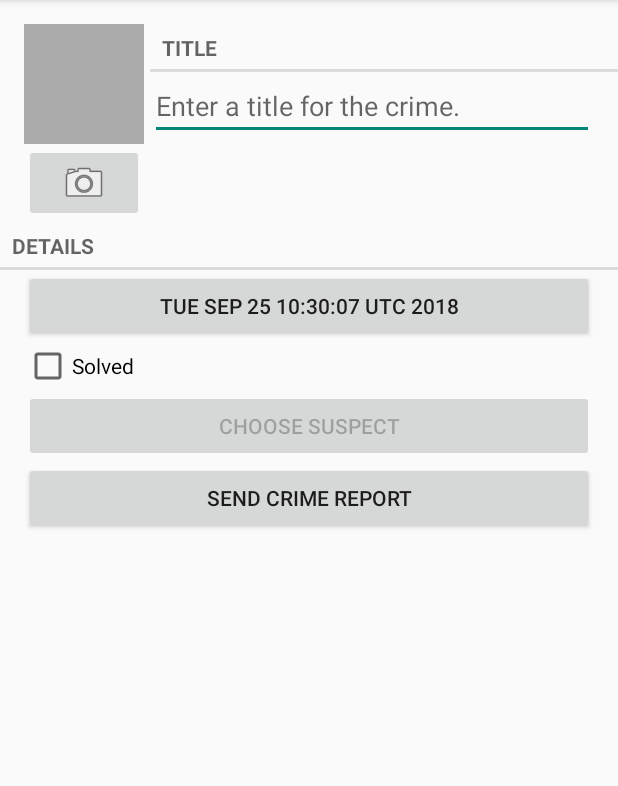
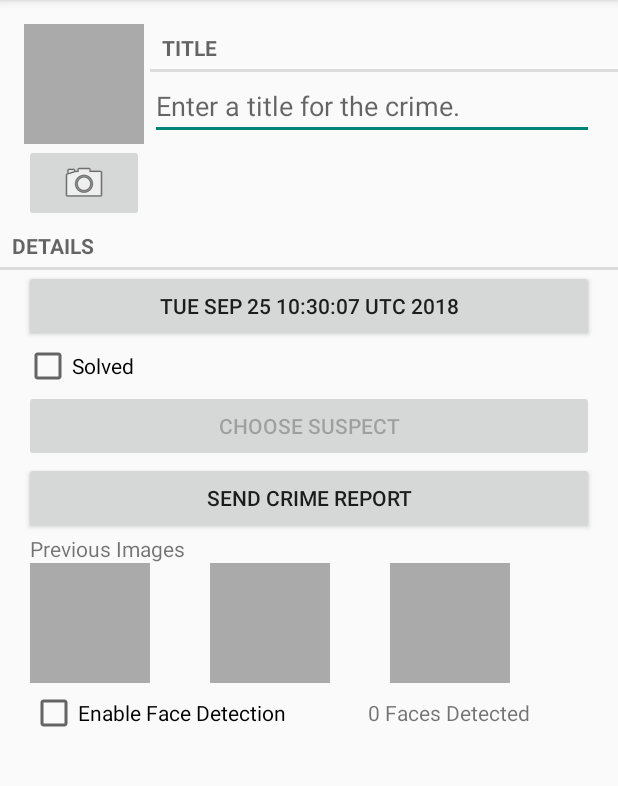
Before and after one commit to dtsiakmakis/CriminalIntent2, an Android app: the CrimeFragment screen opened directly, with no data from a screen before it, on a phone screen of 412 x 824 dp, the part 84-870 px from its top. Run offline under Robolectric (Android 15) with nearby library versions, the phone set to English and light mode, and no system bars; libraries missing offline, so code that uses them is left out: com.google.android.gms.

Commit message:
Added XML components required for project 2 - Added 3 additional ImageViews - Added 1 CheckBox and One TextView for FaceDetection - Did same thing for landscape mode

```diff
--- a/build.gradle
+++ b/build.gradle
@@ -18,7 +18,10 @@ android {
 
 dependencies {
     implementation fileTree(dir: 'libs', include: ['*.jar'])
+    //noinspection GradleCompatible
     implementation 'com.android.support:support-v4:22.1.0'
     implementation 'com.android.support:recyclerview-v7:22.1.0'
     implementation 'com.android.support:appcompat-v7:22.1.0'
+
+    implementation 'com.google.android.gms:play-services:7.8+'
 }
--- a/src/main/AndroidManifest.xml
+++ b/src/main/AndroidManifest.xml
@@ -1,6 +1,10 @@
 <?xml version="1.0" encoding="utf-8"?>
 <manifest xmlns:android="http://schemas.android.com/apk/res/android"
     package="com.bignerdranch.android.criminalintent" >
+
+    <meta-data
+        android:name="com.google.android.gms.vision.DEPENDENCIES"
+        android:value="face"/>
 
     <uses-permission android:name="android.permission.READ_EXTERNAL_STORAGE"
                      android:maxSdkVersion="18"
@@ -8,6 +12,7 @@
     <uses-feature android:name="android.hardware.camera"
                   android:required="false"
         />
+
 
     <application
         android:allowBackup="true"
--- a/src/main/java/com/bignerdranch/android/criminalintent/CrimeFragment.java
+++ b/src/main/java/com/bignerdranch/android/criminalintent/CrimeFragment.java
@@ -1,11 +1,20 @@
 package com.bignerdranch.android.criminalintent;
 
 import android.app.Activity;
+import android.app.AlertDialog;
 import android.content.ContentResolver;
 import android.content.Intent;
 import android.content.pm.PackageManager;
 import android.database.Cursor;
 import android.graphics.Bitmap;
+import android.graphics.BitmapFactory;
+import android.graphics.Canvas;
+import android.graphics.Color;
+import android.graphics.Paint;
+import android.graphics.RectF;
+import android.graphics.drawable.BitmapDrawable;
+import android.hardware.camera2.params.Face;
+import android.media.FaceDetector;
 import android.net.Uri;
 import android.os.Bundle;
 import android.provider.ContactsContract;
@@ -15,6 +24,7 @@ import android.support.v4.app.FragmentManager;
 import android.text.Editable;
 import android.text.TextWatcher;
 import android.text.format.DateFormat;
+import android.util.SparseArray;
 import android.view.LayoutInflater;
 import android.view.View;
 import android.view.ViewGroup;
@@ -25,6 +35,10 @@ import android.widget.CompoundButton.OnCheckedChangeListener;
 import android.widget.EditText;
 import android.widget.ImageButton;
 import android.widget.ImageView;
+import android.widget.TextView;
+
+
+import com.google.android.gms.vision.Frame;
 
 import java.io.File;
 import java.util.Date;
@@ -48,6 +62,13 @@ public class CrimeFragment extends Fragment {
     private Button mSuspectButton;
     private ImageButton mPhotoButton;
     private ImageView mPhotoView;
+    private ImageView mPhotoView2;
+    private ImageView mPhotoView3;
+    private ImageView mPhotoView4;
+    private CheckBox faceCheckBox;
+    private TextView faceText;
+
+
 
     public static CrimeFragment newInstance(UUID crimeId) {
         Bundle args = new Bundle();
@@ -64,6 +85,7 @@ public class CrimeFragment extends Fragment {
         UUID crimeId = (UUID) getArguments().getSerializable(ARG_CRIME_ID);
         mCrime = CrimeLab.get(getActivity()).getCrime(crimeId);
         mPhotoFile = CrimeLab.get(getActivity()).getPhotoFile(mCrime);
+
     }
 
     @Override
@@ -81,6 +103,7 @@ public class CrimeFragment extends Fragment {
 
         mTitleField = (EditText) v.findViewById(R.id.crime_title);
         mTitleField.setText(mCrime.getTitle());
+
         mTitleField.addTextChangedListener(new TextWatcher() {
             @Override
             public void beforeTextChanged(CharSequence s, int start, int count, int after) {
@@ -176,6 +199,8 @@ public class CrimeFragment extends Fragment {
         updatePhotoView();
 
         return v;
+
+
     }
 
     @Override
--- a/src/main/res/layout-land/fragment_crime.xml
+++ b/src/main/res/layout-land/fragment_crime.xml
@@ -1,10 +1,17 @@
 <?xml version="1.0" encoding="utf-8"?>
-<LinearLayout xmlns:android="http://schemas.android.com/apk/res/android"
+<ScrollView xmlns:android="http://schemas.android.com/apk/res/android"
+    android:orientation="vertical"
+    android:layout_width="match_parent"
+    android:layout_height="wrap_content">
+    <LinearLayout
                   android:orientation="vertical"
                   android:layout_width="match_parent"
                   android:layout_height="wrap_content">
 
-    <include layout="@layout/view_camera_and_title" />
+        <include
+            layout="@layout/view_camera_and_title"
+            android:layout_height="120dp"
+            android:layout_width="wrap_content" />
 
         <TextView
             android:layout_width="match_parent"
@@ -32,12 +39,14 @@
                 android:text="@string/crime_solved_label"
                 android:layout_weight="1"/>
         </LinearLayout>
+
         <LinearLayout
             android:layout_width="match_parent"
             android:layout_height="wrap_content"
             android:layout_marginLeft="16dp"
             android:layout_marginRight="16dp"
             android:orientation="horizontal">
+
             <Button
                 android:id="@+id/crime_suspect"
                 android:layout_width="match_parent"
@@ -45,6 +54,7 @@
                 android:layout_weight="1"
                 android:text="@string/crime_suspect_text"
                 />
+
             <Button
                 android:id="@+id/crime_report"
                 android:layout_width="match_parent"
@@ -52,6 +62,37 @@
                 android:layout_weight="1"
                 android:text="@string/crime_report_text"
                 />
+
+        </LinearLayout>
+        <LinearLayout
+            android:layout_width="match_parent"
+            android:layout_height="wrap_content"
+            android:layout_marginLeft="16dp"
+            android:layout_marginRight="16dp"
+            android:orientation="vertical">
+
+
+            <TextView
+                android:id="@+id/textView4"
+                android:layout_width="wrap_content"
+                android:layout_height="wrap_content"
+                android:layout_marginLeft="20dp"
+                android:layout_weight="1"
+                android:text="Previous Images" />
+
+            <include
+                layout="@layout/camera_photos"
+                android:layout_width="match_parent"
+                android:layout_height="80dp"
+                android:layout_weight="1" />
+
+            <include
+                layout="@layout/face_detect"
+                android:layout_width="match_parent"
+                android:layout_height="wrap_content"
+                android:layout_marginLeft="20dp"
+                android:layout_weight="1" />
         </LinearLayout>
 
     </LinearLayout>
+</ScrollView>
--- /dev/null
+++ b/src/main/res/layout/camera_photos.xml
@@ -0,0 +1,43 @@
+<?xml version="1.0" encoding="utf-8"?>
+<LinearLayout xmlns:android="http://schemas.android.com/apk/res/android"
+              android:layout_width="match_parent"
+              android:layout_height="wrap_content"
+              android:layout_marginLeft="16dp"
+              android:layout_marginTop="16dp"
+    >
+
+    <LinearLayout
+        android:layout_width="wrap_content"
+        android:layout_height="wrap_content"
+        android:layout_marginRight="4dp"
+        android:orientation="horizontal">
+
+        <ImageView
+            android:id="@+id/crime_photo2"
+            android:layout_width="80dp"
+            android:layout_height="80dp"
+            android:layout_marginLeft="20dp"
+            android:layout_marginRight="20dp"
+            android:background="@android:color/darker_gray"
+            android:cropToPadding="true" />
+
+        <ImageView
+            android:id="@+id/crime_photo3"
+            android:layout_width="80dp"
+            android:layout_height="80dp"
+            android:background="@android:color/darker_gray"
+            android:cropToPadding="false"
+            android:layout_marginLeft="20dp"
+            android:layout_marginRight="20dp"/>
+
+        <ImageView
+            android:id="@+id/crime_photo4"
+            android:layout_width="80dp"
+            android:layout_height="80dp"
+            android:background="@android:color/darker_gray"
+            android:cropToPadding="true"
+            android:layout_marginLeft="20dp"
+            android:layout_marginRight="20dp"
+            />
+    </LinearLayout>
+</LinearLayout>
--- /dev/null
+++ b/src/main/res/layout/face_detect.xml
@@ -0,0 +1,30 @@
+<?xml version="1.0" encoding="utf-8"?>
+<LinearLayout xmlns:android="http://schemas.android.com/apk/res/android"
+              android:layout_width="match_parent"
+              android:layout_height="wrap_content"
+              android:layout_marginLeft="16dp"
+              android:layout_marginTop="16dp"
+    >
+
+    <LinearLayout
+        android:layout_width="match_parent"
+        android:layout_height="40dp"
+        android:layout_marginRight="4dp"
+        android:orientation="horizontal">
+
+
+        <CheckBox
+            android:id="@+id/faceDetectCheckBox"
+            android:layout_width="wrap_content"
+            android:layout_height="match_parent"
+            android:layout_weight="1"
+            android:text="Enable Face Detection" />
+
+        <TextView
+            android:id="@+id/faceDetectTextView"
+            android:layout_width="wrap_content"
+            android:layout_height="wrap_content"
+            android:layout_weight="1"
+            android:text="0 Faces Detected" />
+    </LinearLayout>
+</LinearLayout>
--- a/src/main/res/layout/fragment_crime.xml
+++ b/src/main/res/layout/fragment_crime.xml
@@ -43,4 +43,22 @@
         android:text="@string/crime_report_text"
         />
 
+    <TextView
+        android:id="@+id/textView"
+        android:layout_width="wrap_content"
+        android:layout_height="wrap_content"
+        android:text="Previous Images"
+        android:layout_marginLeft="20dp"/>
+
+    <include
+        layout="@layout/camera_photos"
+        android:layout_width="match_parent"
+        android:layout_height="80dp" />
+
+    <include
+        layout="@layout/face_detect"
+        android:layout_width="match_parent"
+        android:layout_height="wrap_content"
+        android:layout_marginLeft="20dp" />
+
 </LinearLayout>
```
Also changed, not shown: src/main/res/drawable/test1.JPG (added), 1 other file. Lines whose indentation alone changed are shown as unchanged.
